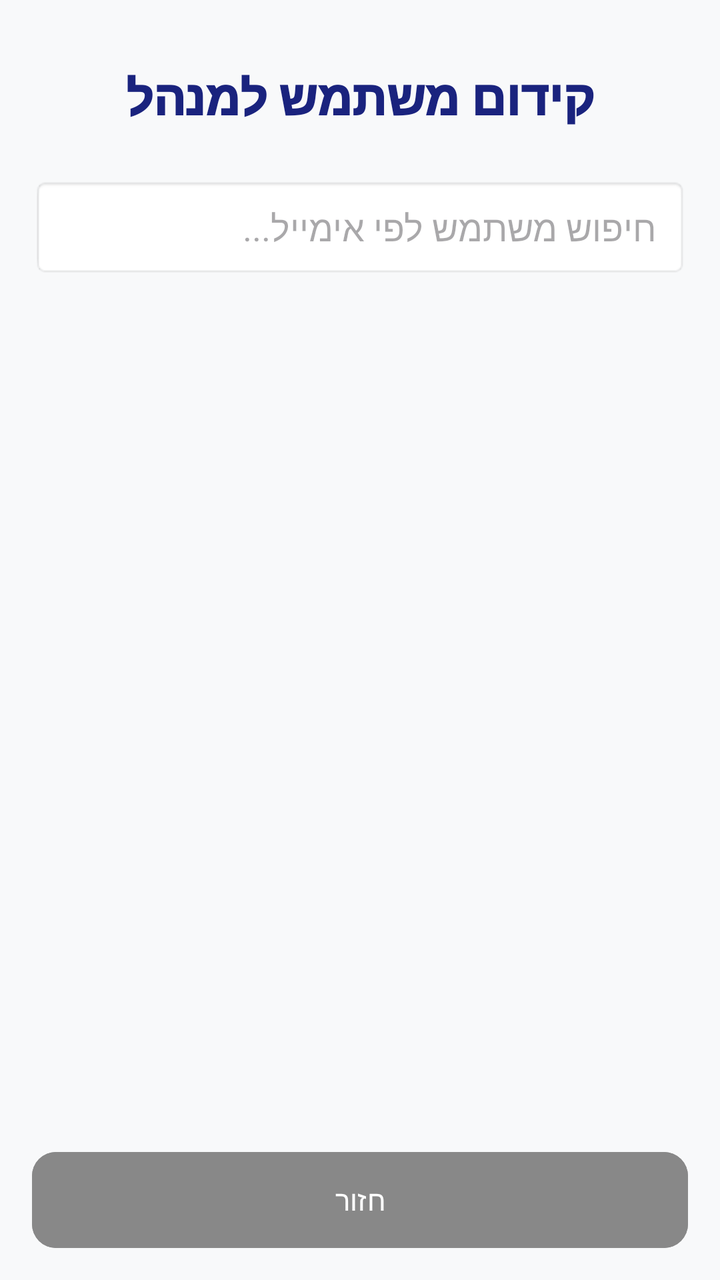
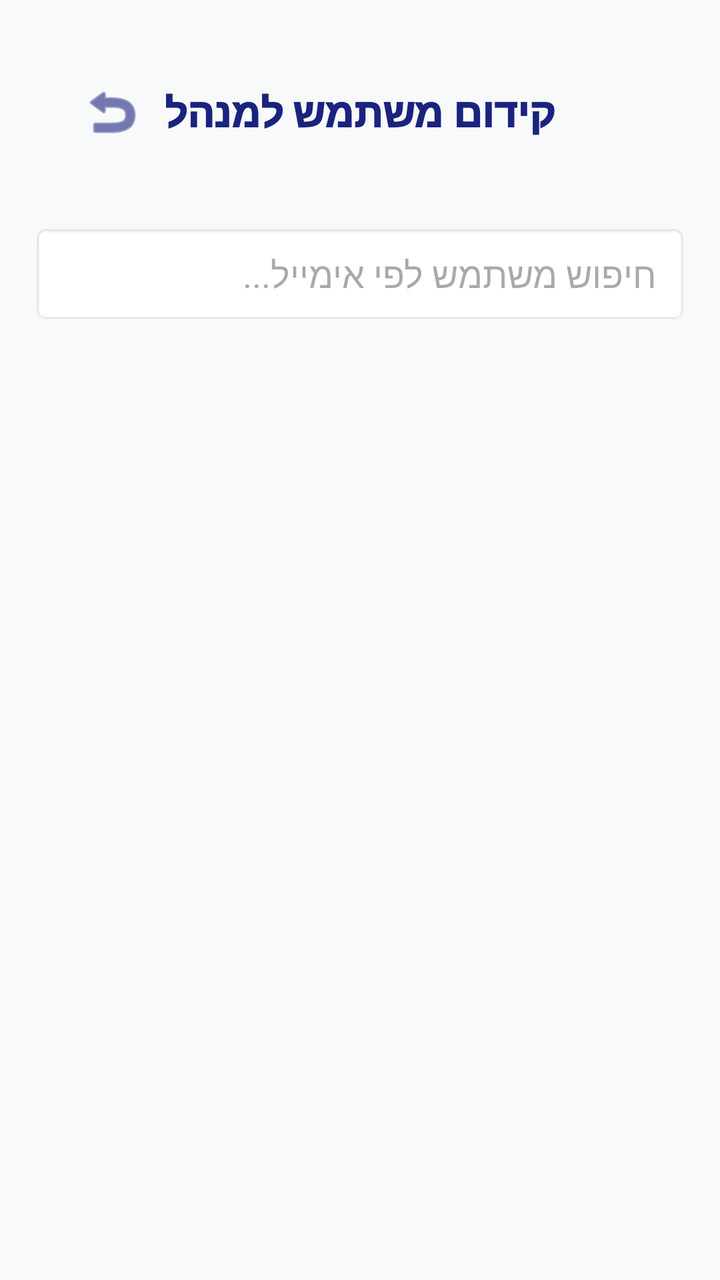

Two renders of the same Android screen: before a commit and after it. Below are the layout's source before the change and the commit's diff.
<!-- AndroidManifest.xml: application theme Theme.Gym_calender10 -->
<!-- res/layout/activity_add_admin.xml -->
<?xml version="1.0" encoding="utf-8"?>
<androidx.constraintlayout.widget.ConstraintLayout xmlns:android="http://schemas.android.com/apk/res/android"
    xmlns:app="http://schemas.android.com/apk/res-auto"
    xmlns:tools="http://schemas.android.com/tools"
    android:layout_width="match_parent"
    android:layout_height="match_parent"
    android:background="#F8F9FA"
    android:padding="16dp">

    <TextView
        android:id="@+id/tvHeader"
        android:layout_width="wrap_content"
        android:layout_height="wrap_content"
        android:layout_marginTop="16dp"
        android:fontFamily="sans-serif-black"
        android:text="קידום משתמש למנהל"
        android:textColor="#1A237E"
        android:textSize="24sp"
        app:layout_constraintEnd_toEndOf="parent"
        app:layout_constraintStart_toStartOf="parent"
        app:layout_constraintTop_toTopOf="parent" />

    <EditText
        android:id="@+id/etSearchUser"
        android:layout_width="0dp"
        android:layout_height="50dp"
        android:layout_marginTop="24dp"
        android:background="@android:drawable/editbox_background_normal"
        android:hint="חיפוש משתמש לפי אימייל..."
        android:inputType="textEmailAddress"
        android:paddingHorizontal="16dp"
        app:layout_constraintEnd_toEndOf="parent"
        app:layout_constraintStart_toStartOf="parent"
        app:layout_constraintTop_toBottomOf="@+id/tvHeader" />

    <androidx.recyclerview.widget.RecyclerView
        android:id="@+id/rcUsers"
        android:layout_width="0dp"
        android:layout_height="0dp"
        android:layout_marginTop="16dp"
        android:clipToPadding="false"
        app:layout_constraintBottom_toTopOf="@+id/btnPromoteAdmin"
        app:layout_constraintEnd_toEndOf="parent"
        app:layout_constraintStart_toStartOf="parent"
        app:layout_constraintTop_toBottomOf="@+id/etSearchUser" />

    <Button
        android:id="@+id/btnPromoteAdmin"
        android:layout_width="match_parent"
        android:layout_height="wrap_content"
        android:layout_marginBottom="8dp"
        android:text="הפוך למנהל"
        android:visibility="gone"
        app:layout_constraintBottom_toTopOf="@+id/btnBackFromAdmin"
        app:layout_constraintEnd_toEndOf="parent"
        app:layout_constraintStart_toStartOf="parent" />

    <Button
        android:id="@+id/btnBackFromAdmin"
        android:layout_width="match_parent"
        android:layout_height="wrap_content"
        android:backgroundTint="#888888"
        android:text="חזור"
        app:layout_constraintBottom_toBottomOf="parent"
        app:layout_constraintEnd_toEndOf="parent"
        app:layout_constraintStart_toStartOf="parent" />

</androidx.constraintlayout.widget.ConstraintLayout>
<!-- resources referenced by this layout -->
<resources>
  <style name="Theme.Gym_calender10" parent="Theme.Material3.Light.NoActionBar">
          
          <item name="colorPrimary">@color/primaryColor</item>
          <item name="colorPrimaryVariant">@color/primaryDarkColor</item>
          <item name="colorOnPrimary">@color/whiteTextColor</item>
  
          
          <item name="colorSecondary">@color/secondaryColor</item>
          <item name="colorSecondaryVariant">@color/secondaryDarkColor</item>
          <item name="colorOnSecondary">@color/whiteTextColor</item>
  
          
          <item name="android:statusBarColor">@color/primaryDarkColor</item>
  
          
          <item name="android:windowBackground">@color/backgroundColor</item>
          <item name="colorSurface">@color/surfaceColor</item>
          <item name="colorOnSurface">@color/primaryTextColor</item>
  
          
          <item name="materialButtonStyle">@style/AppButton</item>
          <item name="textInputStyle">@style/AppTextInputLayout</item>
          <item name="materialCardViewStyle">@style/AppCard</item>
  
          <item name="bottomSheetDialogTheme">@style/AppBottomSheetDialogTheme</item>
      </style>
  <color name="primaryColor">#1A237E</color>
  <color name="primaryDarkColor">#000051</color>
  <color name="whiteTextColor">#FFFFFF</color>
  <color name="secondaryColor">#E65100</color>
  <color name="secondaryDarkColor">#BF360C</color>
  <color name="backgroundColor">#F8F9FA</color>
  <color name="surfaceColor">#FFFFFF</color>
  <color name="primaryTextColor">#121212</color>
  <style name="AppButton" parent="Widget.Material3.Button">
          <item name="android:insetTop">0dp</item>
          <item name="android:insetBottom">0dp</item>
          <item name="shapeAppearance">@style/ShapeAppearance.App.MediumComponent</item>
      </style>
  <style name="AppTextInputLayout" parent="Widget.Material3.TextInputLayout.OutlinedBox">
          <item name="boxStrokeColor">@color/primaryColor</item>
          <item name="boxCornerRadiusTopStart">8dp</item>
          <item name="boxCornerRadiusTopEnd">8dp</item>
          <item name="boxCornerRadiusBottomStart">8dp</item>
          <item name="boxCornerRadiusBottomEnd">8dp</item>
      </style>
  <style name="AppCard" parent="Widget.Material3.CardView.Elevated">
          <item name="cardBackgroundColor">@color/cardBackground</item>
          <item name="cardElevation">4dp</item>
          <item name="cardCornerRadius">16dp</item>
          <item name="shapeAppearance">@style/ShapeAppearance.App.MediumComponent</item>
      </style>
  <style name="AppBottomSheetDialogTheme" parent="Theme.Design.Light.BottomSheetDialog">
          <item name="bottomSheetStyle">@style/AppBottomSheetStyle</item>
      </style>
  <style name="ShapeAppearance.App.MediumComponent" parent="ShapeAppearance.Material3.MediumComponent">
          <item name="cornerFamily">rounded</item>
          <item name="cornerSize">12dp</item>
      </style>
  <color name="cardBackground">#FFFFFF</color>
  <style name="AppBottomSheetStyle" parent="Widget.Design.BottomSheet.Modal">
          <item name="android:background">@android:color/transparent</item>
      </style>
</resources>

<!-- the commit's change to res/layout/activity_add_admin.xml (unified diff, before → after) -->
@@ -7,31 +7,47 @@
     android:background="#F8F9FA"
     android:padding="16dp">
 
-    <TextView
-        android:id="@+id/tvHeader"
-        android:layout_width="wrap_content"
+    <FrameLayout
+        android:id="@+id/topBar"
+        android:layout_width="match_parent"
         android:layout_height="wrap_content"
-        android:layout_marginTop="16dp"
-        android:fontFamily="sans-serif-black"
-        android:text="קידום משתמש למנהל"
-        android:textColor="#1A237E"
-        android:textSize="24sp"
-        app:layout_constraintEnd_toEndOf="parent"
+        android:padding="16dp"
+        app:layout_constraintTop_toTopOf="parent"
         app:layout_constraintStart_toStartOf="parent"
-        app:layout_constraintTop_toTopOf="parent" />
+        app:layout_constraintEnd_toEndOf="parent">
+
+        <ImageButton
+            android:id="@+id/btnBack"
+            android:layout_width="48dp"
+            android:layout_height="48dp"
+            android:layout_gravity="start|center_vertical"
+            android:background="?attr/selectableItemBackgroundBorderless"
+            android:src="@android:drawable/ic_menu_revert"
+            app:tint="@color/primaryColor"
+            android:contentDescription="חזרה" />
+
+        <TextView
+            android:layout_width="wrap_content"
+            android:layout_height="wrap_content"
+            android:layout_gravity="center"
+            android:text="קידום משתמש למנהל"
+            android:textColor="@color/primaryColor"
+            android:textSize="20sp"
+            android:fontFamily="sans-serif-black" />
+    </FrameLayout>
 
     <EditText
         android:id="@+id/etSearchUser"
         android:layout_width="0dp"
         android:layout_height="50dp"
-        android:layout_marginTop="24dp"
+        android:layout_marginTop="16dp"
         android:background="@android:drawable/editbox_background_normal"
         android:hint="חיפוש משתמש לפי אימייל..."
         android:inputType="textEmailAddress"
         android:paddingHorizontal="16dp"
         app:layout_constraintEnd_toEndOf="parent"
         app:layout_constraintStart_toStartOf="parent"
-        app:layout_constraintTop_toBottomOf="@+id/tvHeader" />
+        app:layout_constraintTop_toBottomOf="@+id/topBar" />
 
     <androidx.recyclerview.widget.RecyclerView
         android:id="@+id/rcUsers"
@@ -51,16 +67,6 @@
         android:layout_marginBottom="8dp"
         android:text="הפוך למנהל"
         android:visibility="gone"
-        app:layout_constraintBottom_toTopOf="@+id/btnBackFromAdmin"
-        app:layout_constraintEnd_toEndOf="parent"
-        app:layout_constraintStart_toStartOf="parent" />
-
-    <Button
-        android:id="@+id/btnBackFromAdmin"
-        android:layout_width="match_parent"
-        android:layout_height="wrap_content"
-        android:backgroundTint="#888888"
-        android:text="חזור"
         app:layout_constraintBottom_toBottomOf="parent"
         app:layout_constraintEnd_toEndOf="parent"
         app:layout_constraintStart_toStartOf="parent" />
